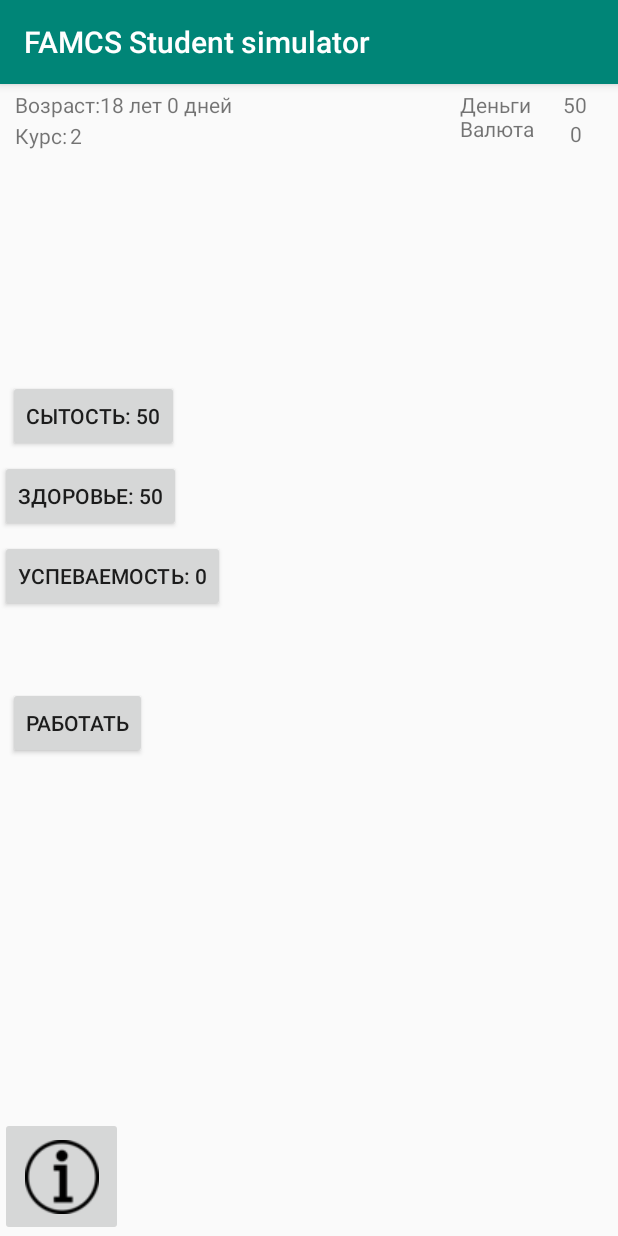
After one commit to dasfex/AndroidFamcsSimulator, an Android app: the GameLobbyActivity screen opened directly, with no data from a screen before it, on a phone screen of 412 x 824 dp. The commit adds this screen. Run offline under Robolectric (Android 15) with nearby library versions, the phone set to English and light mode, and no system bars.

Commit message:
restructure project and game lobby activity fields

```diff
--- a/app/src/main/AndroidManifest.xml
+++ b/app/src/main/AndroidManifest.xml
@@ -9,8 +9,8 @@
         android:roundIcon="@mipmap/ic_launcher_round"
         android:supportsRtl="true"
         android:theme="@style/AppTheme">
-        <activity android:name=".GameMainWindow" />
-        <activity android:name=".MainActivity">
+        <activity android:name=".ui.GameLobbyActivity" />
+        <activity android:name=".ui.MainActivity">
             <intent-filter>
                 <action android:name="android.intent.action.MAIN" />
 
--- a/app/src/main/java/com/source/studsimulator/Food.java
+++ b/app/src/main/java/com/source/studsimulator/model/Food.java
@@ -1,8 +1,8 @@
-package com.source.studsimulator;
+package com.source.studsimulator.model;
 
 public class Food extends Price {
 
-    Food(int price, String title, int satiety) {
+    public Food(int price, String title, int satiety) {
         setPrice(price);
         this.title = title;
         this.satiety = satiety;
--- a/app/src/main/java/com/source/studsimulator/GameLogic.java
+++ b/app/src/main/java/com/source/studsimulator/model/GameLogic.java
@@ -1,15 +1,17 @@
-package com.source.studsimulator;
+package com.source.studsimulator.model;
 
+
+import com.source.studsimulator.relation.MainContract;
 
 public class GameLogic implements MainContract.Model {
     private Student student;
     private double dollarsCost = 2;
 
-    enum ECharacteristics {
+    public enum ECharacteristics {
         EDUCATION_LEVEL, HEALTH, SATIETY, MONEY, DOLLARS
     }
 
-    GameLogic() {
+    public GameLogic() {
         student = new Student();
     }
 
--- a/app/src/main/java/com/source/studsimulator/Price.java
+++ b/app/src/main/java/com/source/studsimulator/model/Price.java
@@ -1,4 +1,4 @@
-package com.source.studsimulator;
+package com.source.studsimulator.model;
 
 public class Price {
 
--- a/app/src/main/java/com/source/studsimulator/Student.java
+++ b/app/src/main/java/com/source/studsimulator/model/Student.java
@@ -1,4 +1,4 @@
-package com.source.studsimulator;
+package com.source.studsimulator.model;
 
 import java.lang.IllegalArgumentException;
 
--- a/app/src/main/java/com/source/studsimulator/Controller.java
+++ b/app/src/main/java/com/source/studsimulator/relation/Controller.java
@@ -1,6 +1,8 @@
-package com.source.studsimulator;
+package com.source.studsimulator.relation;
 
 
+import com.source.studsimulator.model.Food;
+import com.source.studsimulator.model.GameLogic;
 
 public class Controller implements MainContract.Presenter {
 
@@ -10,7 +12,7 @@ public class Controller implements MainContract.Presenter {
     private MainContract.Model model;
     private MainContract.View view;
 
-    Controller(MainContract.View newView, MainContract.Model newModel) {
+    public Controller(MainContract.View newView, MainContract.Model newModel) {
         view = newView;
         model = newModel;
     }
--- a/app/src/main/java/com/source/studsimulator/MainContract.java
+++ b/app/src/main/java/com/source/studsimulator/relation/MainContract.java
@@ -1,5 +1,9 @@
-package com.source.studsimulator;
+package com.source.studsimulator.relation;
 
+
+import com.source.studsimulator.model.Food;
+import com.source.studsimulator.model.GameLogic;
+import com.source.studsimulator.model.Price;
 
 public interface MainContract {
     public interface View {
--- /dev/null
+++ b/app/src/main/java/com/source/studsimulator/ui/GameLobbyActivity.java
@@ -0,0 +1,86 @@
+package com.source.studsimulator.ui;
+
+import androidx.appcompat.app.AppCompatActivity;
+
+import android.os.Bundle;
+import android.view.View;
+import android.widget.Button;
+import android.widget.ImageButton;
+import android.widget.TextView;
+
+import com.source.studsimulator.relation.MainContract;
+import com.source.studsimulator.R;
+import com.source.studsimulator.model.GameLogic;
+import com.source.studsimulator.relation.Controller;
+
+public class GameLobbyActivity extends AppCompatActivity implements MainContract.View {
+    private MainContract.Presenter controller = new Controller(this, new GameLogic());
+
+    private Button eatButton;
+    private Button sleepButton;
+    private Button studyButton;
+    private Button workButton;
+
+    private TextView moneyTextView;
+    private TextView dollarsTextView;
+
+    @Override
+    protected void onCreate(Bundle savedInstanceState) {
+        super.onCreate(savedInstanceState);
+        setContentView(R.layout.activity_main_game_window);
+        ImageButton info = findViewById(R.id.infoButton);
+        info.setOnClickListener(new View.OnClickListener() {
+            @Override
+            public void onClick(View v) {
+                // запускаем фрагмент с информацией
+            }
+        });
+
+        moneyTextView = findViewById(R.id.moneyCount);
+        dollarsTextView = findViewById(R.id.dollarsCount);
+
+        eatButton = findViewById(R.id.eatButton);
+        eatButton.setText(new StringBuilder().append("Сытость: ").append(controller.getParameter(GameLogic.ECharacteristics.SATIETY)).toString());
+        eatButton.setOnClickListener(v -> {
+            controller.clickOnEatButton();
+        });
+
+        sleepButton = findViewById(R.id.sleepButton);
+        sleepButton.setText(new StringBuilder().append("Здоровье: ").append(controller.getParameter(GameLogic.ECharacteristics.HEALTH)).toString());
+        sleepButton.setOnClickListener(
+                v -> {
+                    controller.clickOnSleepButton();
+                }
+        );
+
+        studyButton = findViewById(R.id.studyButton);
+        studyButton.setText(new StringBuilder().append("Успеваемость: ").append(controller.getParameter(GameLogic.ECharacteristics.EDUCATION_LEVEL)).toString());
+        studyButton.setOnClickListener(v -> {
+            controller.clickOnLearnButton();
+        });
+
+
+        workButton = findViewById(R.id.workButton);
+        workButton.setOnClickListener(v -> {
+            controller.clickOnWorkButton();
+        });
+    }
+
+
+    @Override
+    public void refreshGradientInformation() {
+
+    }
+
+    @Override
+    public void refreshTextInformation() {
+        studyButton.setText(new StringBuilder().append("Успеваемость: ").append(controller.
+                getParameter(GameLogic.ECharacteristics.EDUCATION_LEVEL)).toString());
+        sleepButton.setText(new StringBuilder().append("Здоровье: ").append(controller.
+                getParameter(GameLogic.ECharacteristics.HEALTH)).toString());
+        eatButton.setText(new StringBuilder().append("Сытость: ").append(controller.
+                getParameter(GameLogic.ECharacteristics.SATIETY)).toString());
+        moneyTextView.setText("" + controller.getParameter(GameLogic.ECharacteristics.MONEY));
+        dollarsTextView.setText("" + controller.getParameter(GameLogic.ECharacteristics.DOLLARS));
+    }
+}
--- a/app/src/main/java/com/source/studsimulator/MainActivity.java
+++ b/app/src/main/java/com/source/studsimulator/ui/MainActivity.java
@@ -1,4 +1,4 @@
-package com.source.studsimulator;
+package com.source.studsimulator.ui;
 
 import androidx.appcompat.app.AppCompatActivity;
 
@@ -6,6 +6,8 @@ import android.content.Intent;
 import android.os.Bundle;
 import android.view.View;
 import android.widget.Button;
+
+import com.source.studsimulator.R;
 
 public class MainActivity extends AppCompatActivity {
 
@@ -17,7 +19,7 @@ public class MainActivity extends AppCompatActivity {
         newGameButton.setOnClickListener(new View.OnClickListener() {
             @Override
             public void onClick(View v) {
-                Intent newIntent = new Intent(MainActivity.this, GameMainWindow.class);
+                Intent newIntent = new Intent(MainActivity.this, GameLobbyActivity.class);
                 MainActivity.this.startActivity(newIntent);
             }
         });
--- a/app/src/main/res/layout/activity_main.xml
+++ b/app/src/main/res/layout/activity_main.xml
@@ -4,7 +4,7 @@
     xmlns:tools="http://schemas.android.com/tools"
     android:layout_width="match_parent"
     android:layout_height="match_parent"
-    tools:context=".MainActivity">
+    tools:context=".ui.MainActivity">
 
     <Button
         android:id="@+id/newGameButton"
--- a/app/src/main/res/layout/activity_main_game_window.xml
+++ b/app/src/main/res/layout/activity_main_game_window.xml
@@ -4,7 +4,7 @@
     xmlns:tools="http://schemas.android.com/tools"
     android:layout_width="match_parent"
     android:layout_height="match_parent"
-    tools:context=".GameMainWindow">
+    tools:context=".ui.GameLobbyActivity">
 
     <TextView
         android:id="@+id/moneyText"
```
Also changed, not shown: app/src/main/java/com/source/studsimulator/GameMainWindow.java (deleted, +0 -85 lines).
